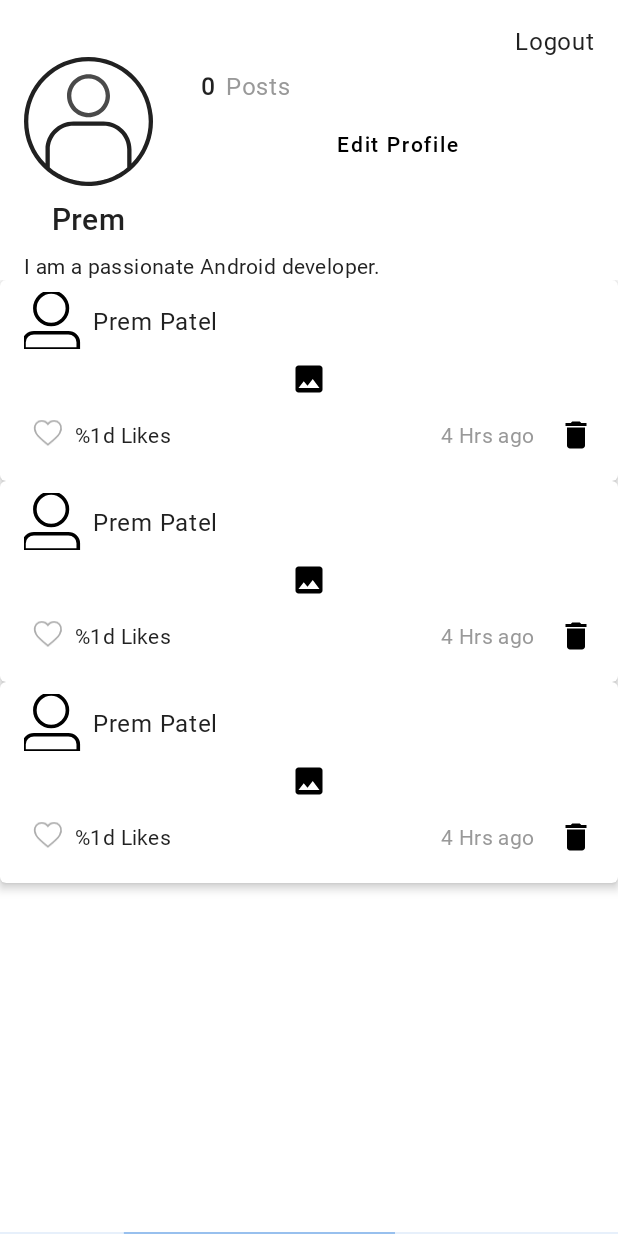
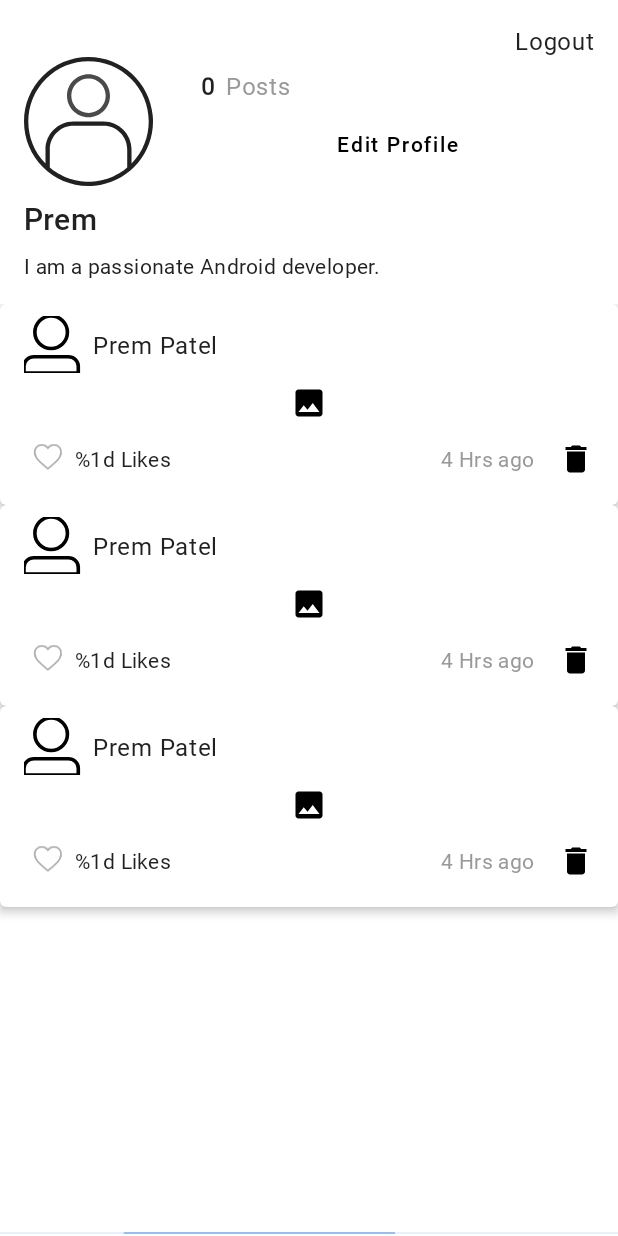
Before and after one commit to pr656d/Instagram-Project, an Android app: the layout fragment_profile.xml on its own in the app's theme, with its tools: preview values and no code run, on a phone screen of 412 x 824 dp. Run offline under Robolectric (Android 15) with nearby library versions, the phone set to English and light mode, and no system bars.

Commit message:
ignore, just minor ui change

```diff
--- a/app/src/main/res/layout/fragment_profile.xml
+++ b/app/src/main/res/layout/fragment_profile.xml
@@ -12,7 +12,6 @@
         android:layout_height="wrap_content"
         android:layout_marginTop="8dp"
         android:maxLines="1"
-        android:textAlignment="center"
         app:layout_constraintEnd_toEndOf="@+id/ivProfile"
         app:layout_constraintHorizontal_bias="0.0"
         app:layout_constraintStart_toStartOf="@+id/ivProfile"
@@ -95,10 +94,11 @@
         android:id="@+id/rvPosts"
         android:layout_width="match_parent"
         android:layout_height="0dp"
+        android:layout_marginTop="16dp"
+        app:layout_constraintBottom_toBottomOf="parent"
         app:layout_constraintEnd_toEndOf="parent"
         app:layout_constraintStart_toStartOf="parent"
         app:layout_constraintTop_toBottomOf="@+id/tvBio"
-        app:layout_constraintBottom_toBottomOf="parent"
         tools:listitem="@layout/item_view_post" />
 
     <TextView
```
